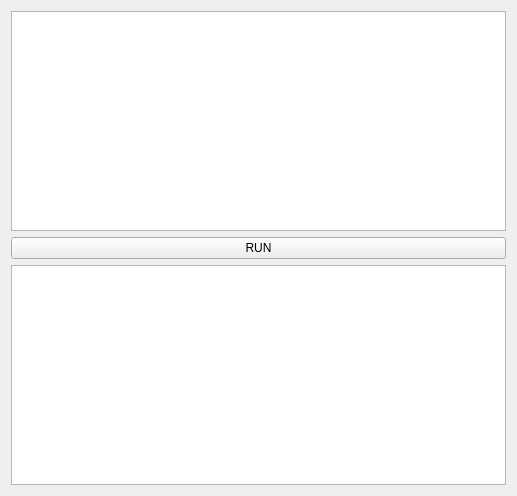
This is eve_api/widget.ui in Ardameon/eve_market_tool as Qt 5 draws it before an edit. The edited form follows.
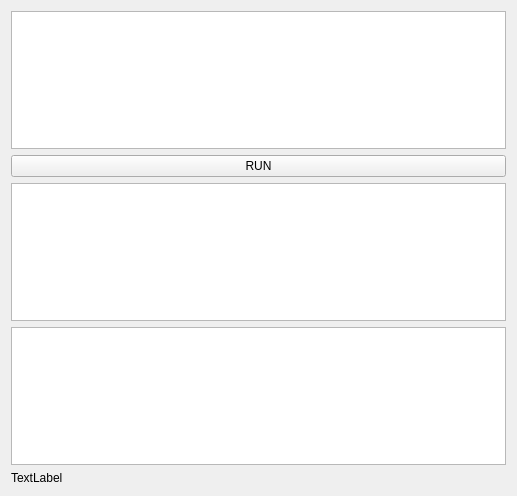
This is the edited form.

```diff
--- a/eve_api/widget.ui
+++ b/eve_api/widget.ui
@@ -15,7 +15,7 @@
   </property>
   <layout class="QVBoxLayout" name="verticalLayout_2">
    <item>
-    <layout class="QVBoxLayout" name="verticalLayout" stretch="0,0,0">
+    <layout class="QVBoxLayout" name="verticalLayout" stretch="0,0,0,0,0">
      <item>
       <widget class="QPlainTextEdit" name="inText"/>
      </item>
@@ -29,6 +29,16 @@
      <item>
       <widget class="QTextEdit" name="outText"/>
      </item>
+     <item>
+      <widget class="QGraphicsView" name="graphicsView"/>
+     </item>
+     <item>
+      <widget class="QLabel" name="label">
+       <property name="text">
+        <string>TextLabel</string>
+       </property>
+      </widget>
+     </item>
     </layout>
    </item>
   </layout>
```
